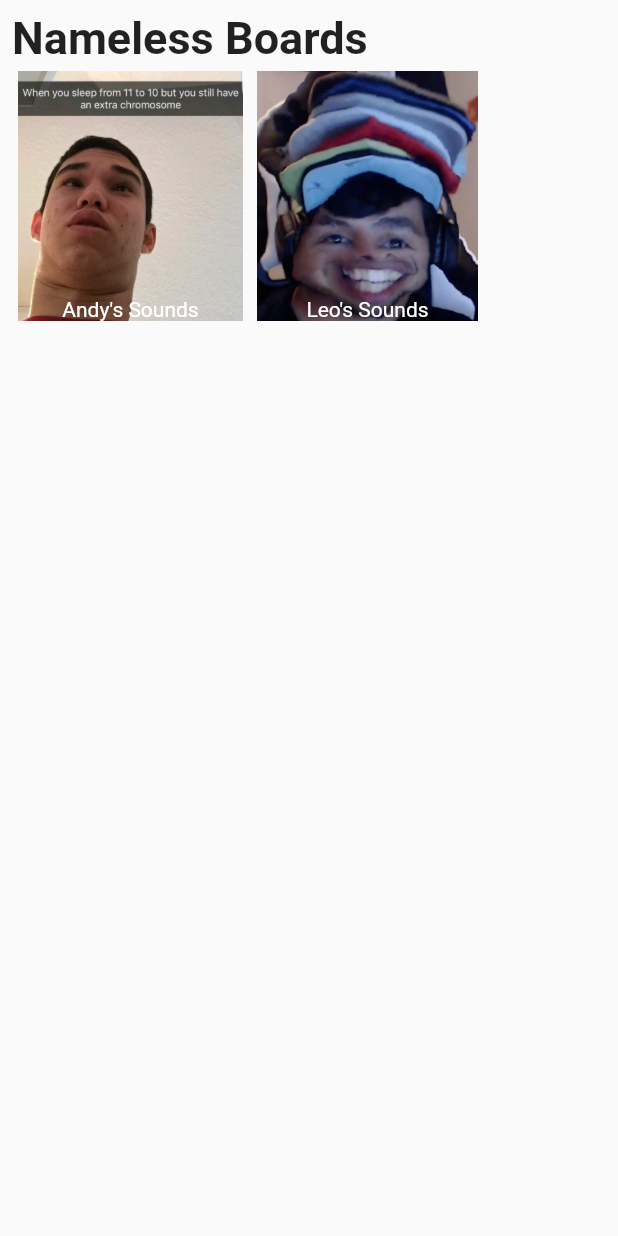
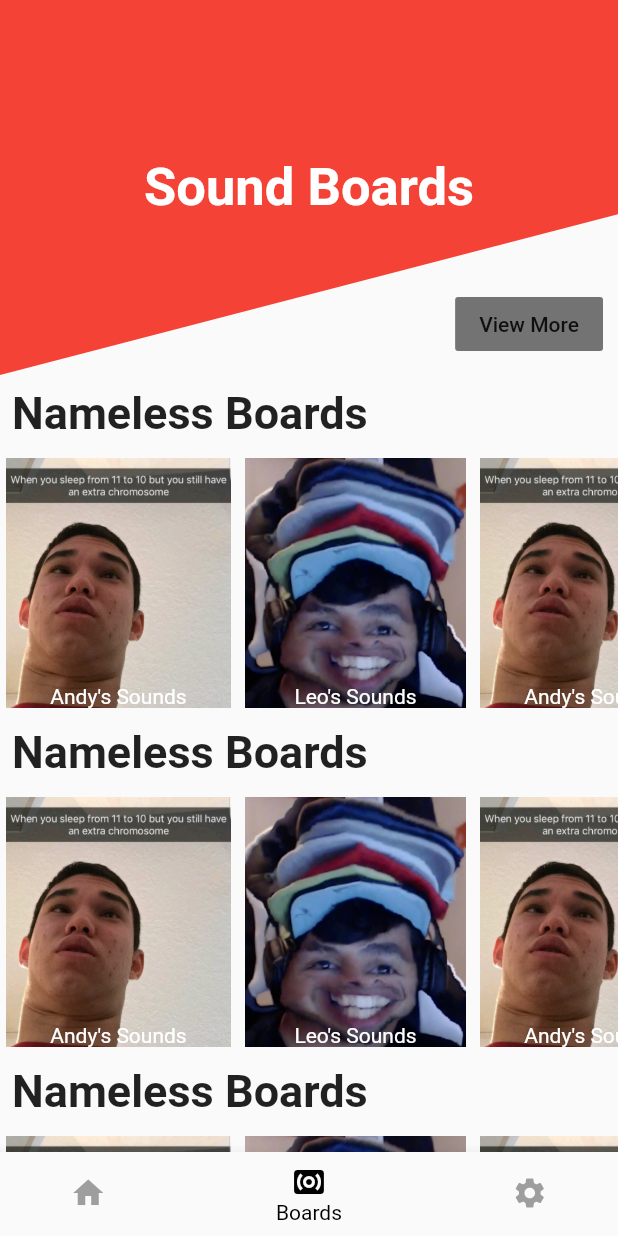
Before and after one commit to scarbone98/flutter-soundboard, a Flutter app: the screen it shows after launch, on a phone screen of 412 x 824 dp. Run offline on Flutter 3.47's test engine with Material 2 defaults, Android fonts, the phone set to English and light mode, and no system bars; our stand-ins replace audioplayers, bloc, equatable; missing offline and left inert: random_color.

Commit message:
Home page updates

```diff
--- a/lib/Router.dart
+++ b/lib/Router.dart
@@ -3,15 +3,80 @@ import 'pages/SoundBoardDetails.dart';
 import 'pages/Home.dart';
 import 'RouteArguments.dart';
 
+class SlideRightRoute extends PageRouteBuilder {
+  final Widget page;
+  SlideRightRoute({this.page})
+      : super(
+          pageBuilder: (
+            BuildContext context,
+            Animation<double> animation,
+            Animation<double> secondaryAnimation,
+          ) =>
+              page,
+          transitionsBuilder: (
+            BuildContext context,
+            Animation<double> animation,
+            Animation<double> secondaryAnimation,
+            Widget child,
+          ) =>
+              SlideTransition(
+            position: Tween<Offset>(
+              begin: const Offset(1, 0),
+              end: Offset.zero,
+            ).animate(animation),
+            child: child,
+          ),
+        );
+}
+
 class WidgetWrapper extends StatelessWidget {
   final Widget child;
-  const WidgetWrapper({Key key, @required this.child}) : super(key: key);
+  final String pageTitle;
+  final bool bottomBar;
+  const WidgetWrapper(
+      {Key key, @required this.child, this.bottomBar = false, this.pageTitle})
+      : super(key: key);
 
   @override
   Widget build(BuildContext context) {
-    return SafeArea(
-      child: Scaffold(body: child),
+    return Scaffold(
+      bottomNavigationBar: bottomBar ? BottomBar() : null,
+      body: SafeArea(
+        child: child,
+      ),
     );
+  }
+}
+
+class BottomBar extends StatefulWidget {
+  BottomBar({Key key}) : super(key: key);
+
+  _BottomBarState createState() => _BottomBarState();
+}
+
+class _BottomBarState extends State<BottomBar> {
+  List<BottomNavigationBarItem> navigationTabs = [
+    BottomNavigationBarItem(icon: Icon(Icons.home), title: Text('Home')),
+    BottomNavigationBarItem(
+        icon: Icon(Icons.surround_sound), title: Text('Boards')),
+    BottomNavigationBarItem(
+        icon: Icon(Icons.settings), title: Text('Settings')),
+  ];
+
+  int _selectedIndex = 1;
+  @override
+  Widget build(BuildContext context) {
+    return BottomNavigationBar(
+        type: BottomNavigationBarType.shifting,
+        fixedColor: Colors.black,
+        unselectedItemColor: Colors.grey,
+        onTap: (int selectedIndex) {
+          setState(() {
+            _selectedIndex = selectedIndex;
+          });
+        },
+        currentIndex: _selectedIndex,
+        items: navigationTabs);
   }
 }
 
@@ -20,16 +85,21 @@ class RouteGenerator {
     switch (settings.name) {
       case '/':
         return MaterialPageRoute(
-          builder: (_) => WidgetWrapper(child: HomePage()),
+          builder: (_) => WidgetWrapper(
+            child: HomePage(),
+            bottomBar: true,
+            pageTitle: 'Soundboards',
+          ),
         );
       case '/soundboardDetails':
         final SoundBoardDetailsArguments args = settings.arguments;
-        return MaterialPageRoute(
-          builder: (_) => WidgetWrapper(
+        return SlideRightRoute(
+          page: WidgetWrapper(
             child: SoundBoardDetails(
               pageTitle: args.soundBoardTitle,
               id: args.id,
             ),
+            pageTitle: args.soundBoardTitle,
           ),
         );
       default:
--- a/lib/main.dart
+++ b/lib/main.dart
@@ -10,7 +10,7 @@ class MyApp extends StatelessWidget {
     return MaterialApp(
       title: 'Flutter Demo',
       theme: ThemeData(
-        primarySwatch: Colors.blue,
+        primarySwatch: Colors.red,
       ),
       initialRoute: '/',
       onGenerateRoute: (settings) => RouteGenerator.generateRoute(settings),
--- a/lib/pages/Home.dart
+++ b/lib/pages/Home.dart
@@ -2,6 +2,24 @@ import 'package:flutter/material.dart';
 import 'package:flutter/widgets.dart';
 import 'package:AndyBoard/RouteArguments.dart';
 import 'package:AndyBoard/Data.dart';
+
+class HomeClipper extends CustomClipper<Path> {
+  @override
+  Path getClip(Size size) {
+    Path path = Path();
+    path.lineTo(0, size.height);
+
+    // path.quadraticBezierTo(size.width/2, size.height / (1.75/2), size.width, size.height / 1.75);
+    // path.lineTo(size.width, size.height);
+    path.lineTo(size.width, size.height / 1.75);
+    path.lineTo(size.width, 0);
+    path.close();
+    return path;
+  }
+
+  @override
+  bool shouldReclip(CustomClipper<Path> oldClipper) => false;
+}
 
 class HomePage extends StatelessWidget {
   const HomePage({Key key}) : super(key: key);
@@ -9,11 +27,84 @@ class HomePage extends StatelessWidget {
   @override
   Widget build(BuildContext context) {
     return Container(
+      child: SingleChildScrollView(
+        child: Column(
+          children: <Widget>[
+            Container(
+              height: 250,
+              child: Stack(
+                children: <Widget>[
+                  ClipPath(
+                    child: Container(
+                      color: Colors.red,
+                    ),
+                    clipper: HomeClipper(),
+                  ),
+                  Container(
+                    alignment: Alignment.center,
+                    child: Text(
+                      'Sound Boards',
+                      style: TextStyle(
+                          fontSize: 35,
+                          fontWeight: FontWeight.bold,
+                          color: Colors.white),
+                    ),
+                  ),
+                  Positioned(
+                    right: 10,
+                    bottom: 10,
+                    child: FlatButton(
+                      color: Colors.black54,
+                      child: Text('View More'),
+                      onPressed: () => print('JERE'),
+                    ),
+                  )
+                ],
+              ),
+            ),
+            FutureBuilder<int>(
+              future: Future.delayed(Duration(seconds: 5), () => 5),
+              initialData: 0,
+              builder: (BuildContext context, AsyncSnapshot snapshot) {
+                if (snapshot.connectionState == ConnectionState.done) {
+                  int val = snapshot.data;
+                  return Column(
+                    children: List.generate(val, (int index) {
+                      return FeaturedSection();
+                    }),
+                  );
+                } else {
+                  return Container(
                     child: Padding(
                       padding: const EdgeInsets.all(8.0),
-        child: Column(
+                      child: CircularProgressIndicator(
+                        backgroundColor: Colors.grey,
+                        valueColor: AlwaysStoppedAnimation<Color>(Colors.red),
+                      ),
+                    ),
+                  );
+                }
+              },
+            ),
+          ],
+        ),
+      ),
+    );
+  }
+}
+
+class FeaturedSection extends StatelessWidget {
+  const FeaturedSection({
+    Key key,
+  }) : super(key: key);
+
+  @override
+  Widget build(BuildContext context) {
+    return Column(
       children: <Widget>[
-            Row(
+        Padding(
+          padding: const EdgeInsets.all(8.0),
+          child: Row(
             children: <Widget>[
               Text(
                 'Nameless Boards',
@@ -21,11 +112,13 @@ class HomePage extends StatelessWidget {
               )
             ],
           ),
+        ),
         Container(
           height: 175,
           child: ListView(
             scrollDirection: Axis.horizontal,
-                children: List.generate(featuredBoards.length, (index) {
+            children: List.generate(20, (index) {
+              index = index % featuredBoards.length;
               return FeaturedTile(
                 soundBoardTitle: featuredBoards[index]['boardTitle'],
                 id: featuredBoards[index]['id'],
@@ -35,8 +128,6 @@ class HomePage extends StatelessWidget {
           ),
         ),
       ],
-        ),
-      ),
     );
   }
 }
--- a/lib/widgets/audio_tile.dart
+++ b/lib/widgets/audio_tile.dart
@@ -33,7 +33,7 @@ class _AudioTileState extends State<AudioTile>
     super.initState();
     RandomColor randomColor = RandomColor();
     setState(() {
-      tileColor = randomColor.randomColor(colorHue: ColorHue.red);
+      tileColor = randomColor.randomColor(colorHue: ColorHue.random);
     });
   }
 
```
Lines whose indentation alone changed are shown as unchanged.
